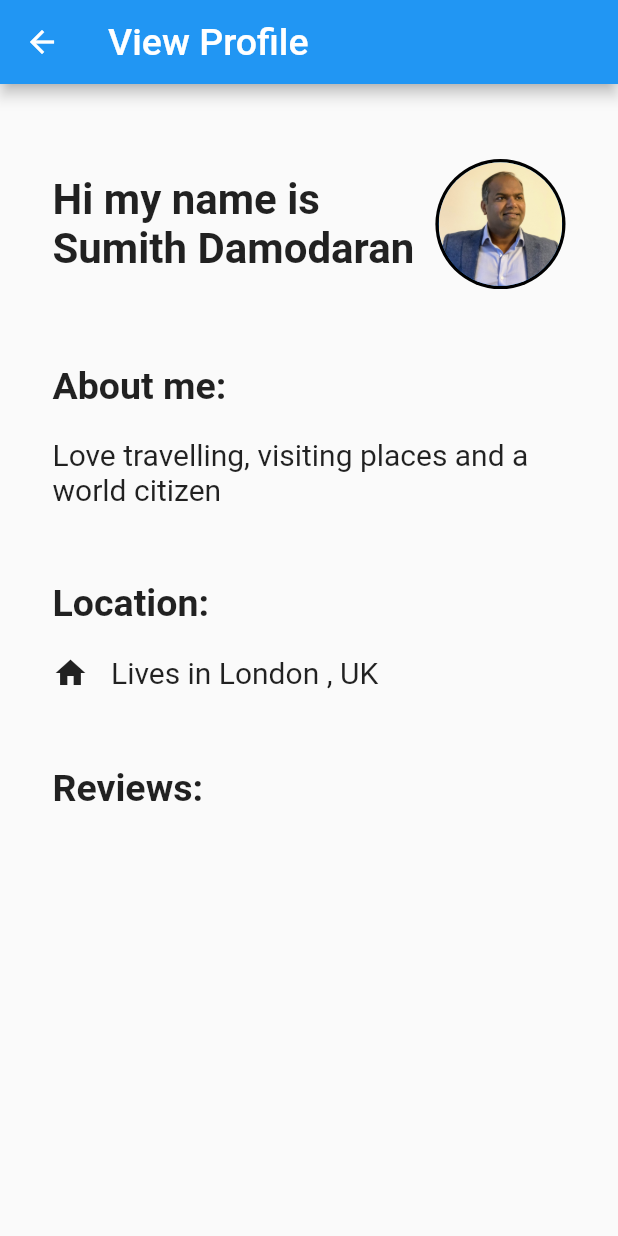
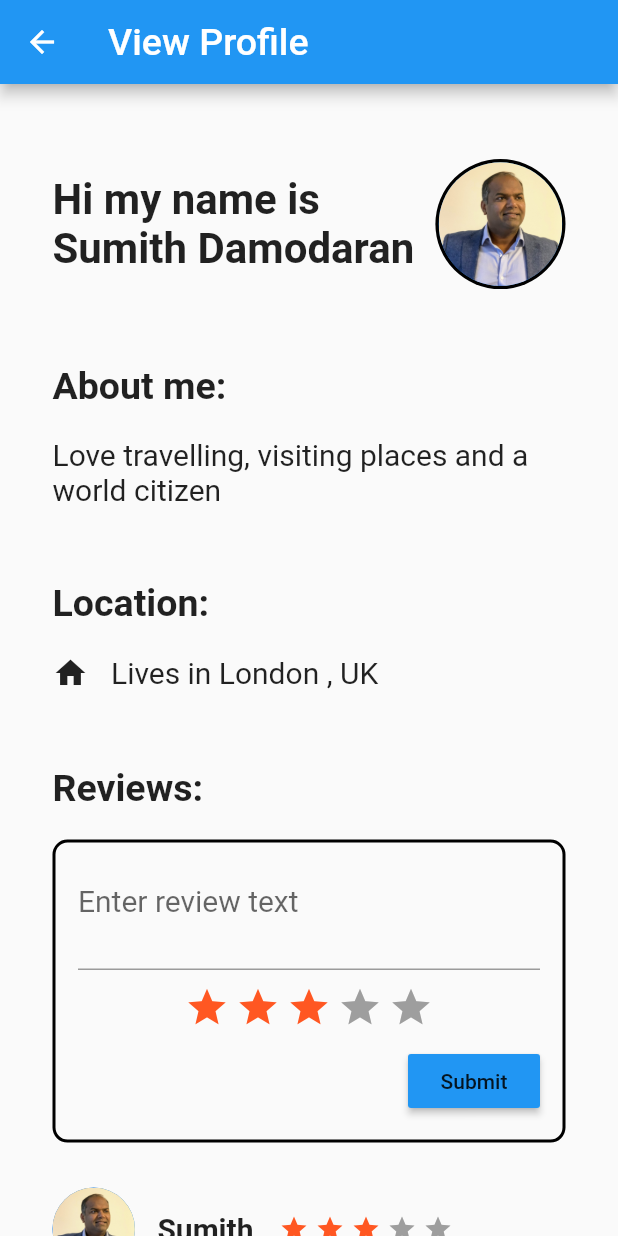
Before and after one commit to sumithpdd/RoomSharing, a Flutter app: the ViewProfilePage screen opened by its route, on a phone screen of 412 x 824 dp. Run offline on Flutter 3.47's test engine with Material 2 defaults, Android fonts, the phone set to English and light mode, and no system bars; drawn by our look-alikes of auto_size_text, flutter_rating_bar.

Commit message:
View Profile and rating

```diff
--- a/room_sharing/lib/Models/app_constants.dart
+++ b/room_sharing/lib/Models/app_constants.dart
@@ -5,6 +5,6 @@ class AppConstants{
 
   static const Color selectedIconColor =Colors.deepOrange;
   static const Color nonSelectedIconColor =Colors.black;
-
+  static const Color nonSelectedGreyIconColor =Colors.grey;
 
 }
--- a/room_sharing/lib/Screens/guest_home_page.dart
+++ b/room_sharing/lib/Screens/guest_home_page.dart
@@ -1,4 +1,4 @@
-// ignore_for_file: prefer_const_constructors, prefer_const_declarations
+// ignore_for_file: prefer_const_constructors, prefer_const_declarations, deprecated_member_use
 
 import 'package:flutter/material.dart';
 import 'package:room_sharing/Models/app_constants.dart';
--- a/room_sharing/lib/Screens/main.dart
+++ b/room_sharing/lib/Screens/main.dart
@@ -21,6 +21,7 @@ class MyApp extends StatelessWidget {
   @override
   Widget build(BuildContext context) {
     return MaterialApp(
+      debugShowCheckedModeBanner: false,
       title: 'Room Sharing App',
       theme: ThemeData(
         primarySwatch: Colors.blue,
--- a/room_sharing/lib/Screens/view_profile_page.dart
+++ b/room_sharing/lib/Screens/view_profile_page.dart
@@ -1,7 +1,9 @@
-// ignore_for_file: prefer_const_constructors, prefer_const_declarations
+// ignore_for_file: prefer_const_constructors, prefer_const_declarations, prefer_const_literals_to_create_immutables
 
 import 'package:auto_size_text/auto_size_text.dart';
 import 'package:flutter/material.dart';
+import 'package:room_sharing/Views/form_widgets.dart';
+import 'package:room_sharing/Views/list_widgets.dart';
 import 'package:room_sharing/Views/text_widgets.dart';
 
 class ViewProfilePage extends StatefulWidget {
@@ -111,7 +113,20 @@ class _ViewProfilePageState extends State<ViewProfilePage> {
               ),
               Padding(
                 padding: const EdgeInsets.only(top: 20.0),
-                child: Container(),
+                child: ReviewForm(),
+              ),
+              Padding(
+                padding: const EdgeInsets.only(top: 20.0),
+                child: ListView.builder(
+                  itemCount: 2,
+                  shrinkWrap: true,
+                  itemBuilder: (context, index) {
+                    return Padding(
+                      padding: const EdgeInsets.only(top: 10.0, bottom: 10.0),
+                      child: ReviewListTile(),
+                    );
+                  },
+                ),
               ),
             ],
           ),
--- /dev/null
+++ b/room_sharing/lib/Views/form_widgets.dart
@@ -0,0 +1,81 @@
+// ignore_for_file: prefer_const_constructors
+
+import 'package:flutter/material.dart';
+import 'package:flutter_rating_bar/flutter_rating_bar.dart';
+import 'package:room_sharing/Models/app_constants.dart';
+
+class ReviewForm extends StatefulWidget {
+  const ReviewForm({Key? key}) : super(key: key);
+
+  @override
+  _ReviewFormState createState() => _ReviewFormState();
+}
+
+class _ReviewFormState extends State<ReviewForm> {
+  @override
+  Widget build(BuildContext context) {
+    return Container(
+      decoration: BoxDecoration(
+        border: Border.all(color: Colors.black, width: 2.0),
+        borderRadius: BorderRadius.circular(10.0),
+      ),
+      child: Padding(
+        padding: const EdgeInsets.all(15.0),
+        child: Column(crossAxisAlignment: CrossAxisAlignment.end, children: [
+          Form(
+            child: Column(
+              children: [
+                TextFormField(
+                  decoration: InputDecoration(hintText: 'Enter review text'),
+                  maxLines: 2,
+                  style: TextStyle(
+                    fontSize: 20,
+                  ),
+                ),
+                Padding(
+                  padding: const EdgeInsets.only(top:10.0, bottom: 10.0),
+                  child: RatingBar(
+                    initialRating: 3,
+                    allowHalfRating: true,
+                    itemCount: 5,
+                    itemSize: 30.0,
+                    glowColor: AppConstants.selectedIconColor,
+                    unratedColor: AppConstants.nonSelectedGreyIconColor,
+                    itemPadding: const EdgeInsets.symmetric(horizontal: 2.0),
+                    onRatingUpdate: (rating) {
+                      setState(() {
+                        // _rating = rating;
+                      });
+                    },
+                    ratingWidget: RatingWidget(
+                      full: const Icon(
+                        Icons.star,
+                        color: AppConstants.selectedIconColor,
+                        size: 5,
+                      ),
+                      half: const Icon(
+                        Icons.star,
+                        color: AppConstants.selectedIconColor,
+                        size: 5,
+                      ),
+                      empty: const Icon(
+                        Icons.star,
+                        color: AppConstants.nonSelectedGreyIconColor,
+                        size: 5,
+                      ),
+                    ),
+                  ),
+                ),
+              ],
+            ),
+          ),
+          MaterialButton(
+            onPressed: () {},
+            color: Colors.blue,
+            child: Text('Submit'),
+          ),
+        ]),
+      ),
+    );
+  }
+}
--- /dev/null
+++ b/room_sharing/lib/Views/list_widgets.dart
@@ -0,0 +1,73 @@
+import 'package:auto_size_text/auto_size_text.dart';
+import 'package:flutter/material.dart';
+import 'package:flutter_rating_bar/flutter_rating_bar.dart';
+import 'package:room_sharing/Models/app_constants.dart';
+
+class ReviewListTile extends StatefulWidget {
+  const ReviewListTile({Key? key}) : super(key: key);
+
+  @override
+  _ReviewListTileState createState() => _ReviewListTileState();
+}
+
+class _ReviewListTileState extends State<ReviewListTile> {
+  late double _rating;
+
+  @override
+  Widget build(BuildContext context) {
+    return Column(
+      children: [
+        Row(
+          children: [
+            CircleAvatar(
+              backgroundImage: const  AssetImage('assets/images/sumith2020.jpg'),
+              radius: MediaQuery.of(context).size.width / 15,
+            ),
+            const Padding(
+              padding: EdgeInsets.only(left: 15.0, right: 15.0),
+              child: AutoSizeText(
+                'Sumith',
+                style: TextStyle(fontWeight: FontWeight.bold, fontSize: 20),
+              ),
+            ),
+            RatingBar(
+              initialRating: 3,
+              allowHalfRating: true,
+              itemCount: 5,
+              itemSize: 20.0,
+              ignoreGestures: true,
+              glowColor: AppConstants.selectedIconColor,
+              unratedColor: AppConstants.nonSelectedGreyIconColor,
+              itemPadding: const EdgeInsets.symmetric(horizontal: 2.0),
+              onRatingUpdate: (rating) {
+                setState(() {
+                  _rating = rating;
+                });
+              },
+              ratingWidget: RatingWidget(
+                full: const Icon(
+                  Icons.star,
+                  color: AppConstants.selectedIconColor,size: 5,
+                ),
+                half: const Icon(
+                  Icons.star,
+                  color: AppConstants.selectedIconColor,size: 5,
+                ),
+                empty: const Icon(
+                  Icons.star,
+                  color: AppConstants.nonSelectedGreyIconColor,size: 5,
+                ),
+              ),
+            )
+          ],
+        ),
+        const Padding(
+          padding: EdgeInsets.only(top:10.0,bottom:15),
+          child: AutoSizeText(
+              'Great stay!, very helpful. Would definitely recommend the soup',
+            style: TextStyle( fontSize: 18),),
+        )
+      ],
+    );
+  }
+}
--- a/room_sharing/pubspec.yaml
+++ b/room_sharing/pubspec.yaml
@@ -35,6 +35,7 @@ dependencies:
   # Use with the CupertinoIcons class for iOS style icons.
   cupertino_icons: ^1.0.2
   auto_size_text: ^3.0.0
+  flutter_rating_bar: ^4.0.0
 
 dev_dependencies:
   flutter_test:
```
Also changed, not shown: 10 other files.
